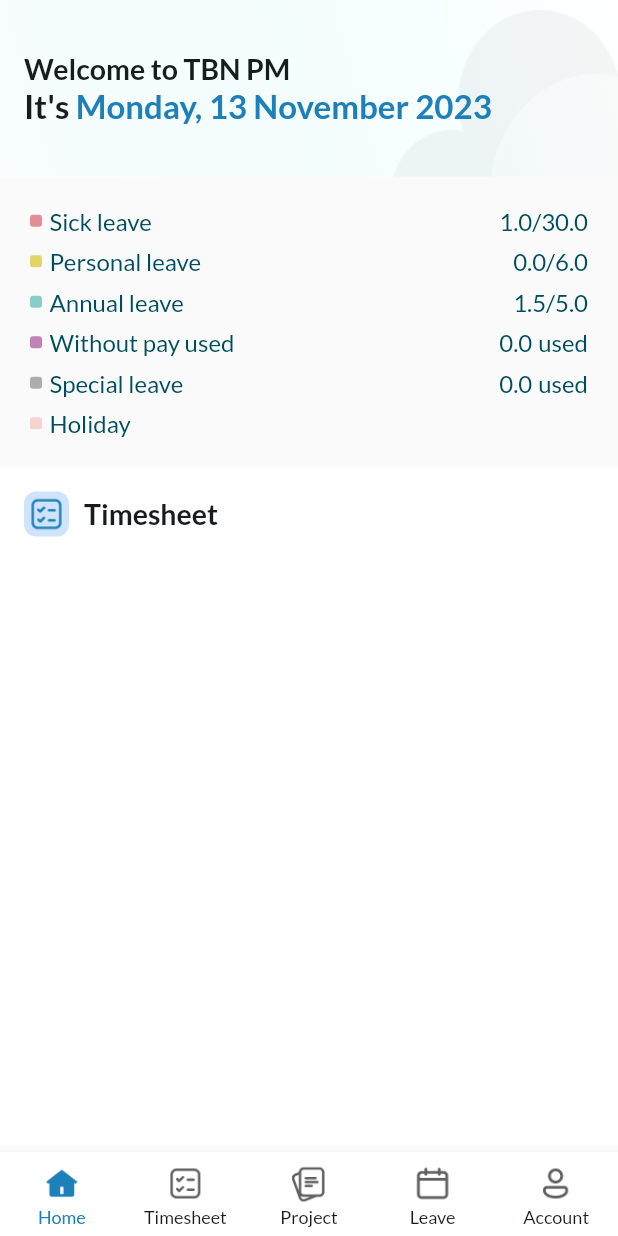
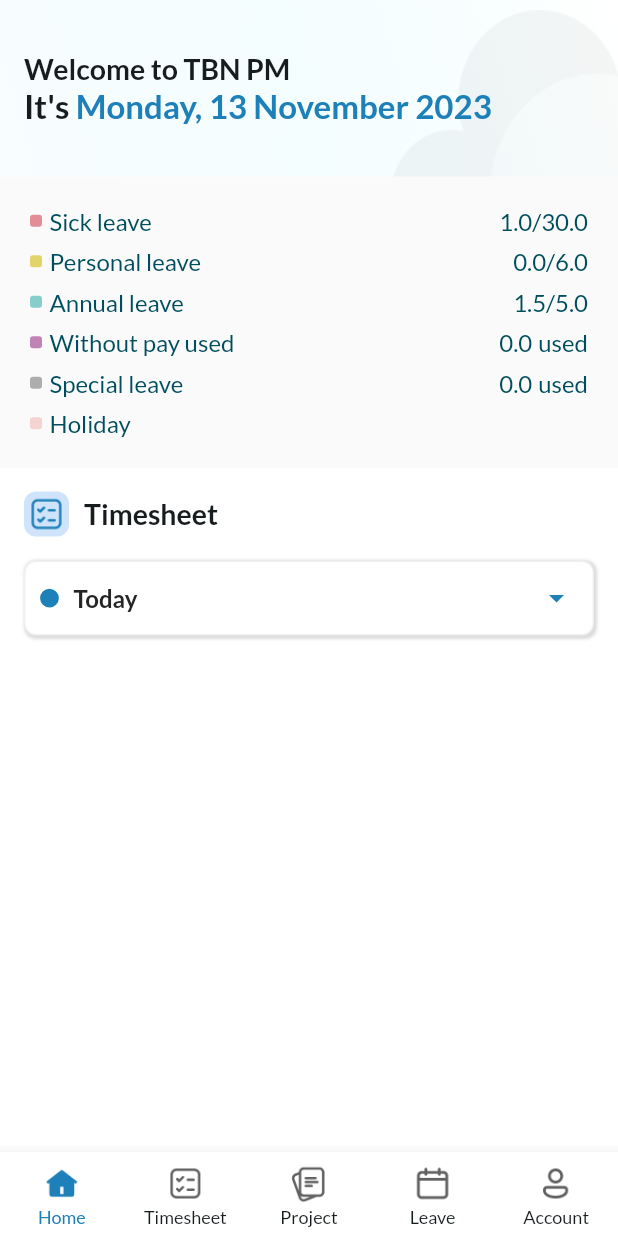
Before and after one commit to vlerbron/timesheet, a Flutter app: the HomePage screen opened by its route, on a phone screen of 412 x 824 dp. Run offline on Flutter 3.47's test engine with Material 2 defaults, Android fonts, the phone set to English and light mode, and no system bars; our stand-ins replace dartz, dio, equatable, file_picker, flutter_dotenv, flutter_riverpod and 6 more; missing offline and left inert: events_emitter, file_previewer, flutter_flavor; accounts and stored records are empty.

Commit message:
Add today task section in home page.
Add today task section in home page.

```diff
--- a/lib/presentation/pages/home/home_page.dart
+++ b/lib/presentation/pages/home/home_page.dart
@@ -1,6 +1,7 @@
 import 'package:flutter/material.dart';
 import 'package:flutter_riverpod/flutter_riverpod.dart';
 import 'package:timesheet/presentation/utils/const.dart';
+import 'package:timesheet/presentation/widgets/timesheet/today_tasks.dart';
 import 'package:timesheet/provider_container.dart';
 import 'package:timesheet/presentation/widgets/leave/annual_statistic_box.dart';
 import 'package:timesheet/presentation/widgets/common/tabs.dart';
@@ -13,6 +14,7 @@ class HomePage extends ConsumerWidget {
     final ColorScheme colorScheme = Theme.of(context).colorScheme;
     final TextTheme textTheme = Theme.of(context).textTheme;
     final currentLeaveQuota = ref.read(currentLeaveQuotaProvider.provider);
+
     return Scaffold(
       body: SafeArea(
         child: Column(
@@ -111,6 +113,7 @@ class HomePage extends ConsumerWidget {
                 ],
               ),
             ),
+            const TodayTasks(),
           ],
         ),
       ),
--- /dev/null
+++ b/lib/presentation/widgets/timesheet/today_tasks.dart
@@ -0,0 +1,117 @@
+import 'package:flutter/cupertino.dart';
+import 'package:flutter/material.dart';
+import 'package:flutter_riverpod/flutter_riverpod.dart';
+import 'package:timesheet/presentation/utils/const.dart';
+
+class TodayTasks extends ConsumerStatefulWidget {
+  const TodayTasks({super.key});
+
+  @override
+  ConsumerState<TodayTasks> createState() => _TodayTasksState();
+}
+
+class _TodayTasksState extends ConsumerState<TodayTasks> {
+  bool _isShowTasks = false;
+  @override
+  Widget build(BuildContext context) {
+    final ColorScheme colorScheme = Theme.of(context).colorScheme;
+    final TextTheme textTheme = Theme.of(context).textTheme;
+
+    return Container(
+      margin: const EdgeInsets.only(
+          bottom: kWidgetPadding, left: kWidgetPadding, right: kWidgetPadding),
+      decoration: BoxDecoration(
+        border: Border(
+          top: BorderSide(color: colorScheme.secondary),
+          bottom: BorderSide(color: colorScheme.secondary),
+          left: BorderSide(color: colorScheme.secondary),
+          right: BorderSide(color: colorScheme.secondary),
+        ),
+        borderRadius: BorderRadius.circular(kWidgetCircularRadius),
+        color: colorScheme.background,
+        boxShadow: const [
+          BoxShadow(
+            color: Color.fromRGBO(0, 0, 0, 0.14),
+            spreadRadius: 1,
+            blurRadius: 1,
+            offset: Offset(1, 1),
+          ),
+        ],
+      ),
+      child: Column(
+        children: [
+          Padding(
+            padding: const EdgeInsets.only(left: 10),
+            child: Column(
+              crossAxisAlignment: CrossAxisAlignment.start,
+              children: [
+                Row(
+                  children: [
+                    Text(
+                      String.fromCharCode(CupertinoIcons.circle_filled.codePoint),
+                      style: TextStyle(
+                        inherit: false,
+                        color: colorScheme.primary,
+                        fontSize: 14.0,
+                        fontWeight: FontWeight.w700,
+                        fontFamily: CupertinoIcons.circle.fontFamily,
+                        package: CupertinoIcons.circle.fontPackage,
+                      ),
+                    ),
+                    const SizedBox(
+                      width: 10,
+                    ),
+                    Text(
+                      'Today',
+                      style: textTheme.titleMedium
+                          ?.copyWith(color: kColorDarkGreyText),
+                    ),
+                    const Spacer(),
+                    IconButton(
+                      onPressed: () {
+                        setState(() {
+                          _isShowTasks = !_isShowTasks;
+                        });
+                      },
+                      icon: (_isShowTasks)
+                          ? Icon(
+                              Icons.arrow_drop_up,
+                              color: colorScheme.primary,
+                            )
+                          : Icon(
+                              Icons.arrow_drop_down,
+                              color: colorScheme.primary,
+                            ),
+                    ),
+                  ],
+                ),
+              ],
+            ),
+          ),
+          Visibility(
+            visible: _isShowTasks,
+            child: Container(
+              decoration: BoxDecoration(
+                border: Border(top: BorderSide(color: colorScheme.secondary)),
+              ),
+              child: Column(
+                crossAxisAlignment: CrossAxisAlignment.start,
+                children: [
+                  // Padding(
+                  //   padding:
+                  //       const EdgeInsets.only(left: 10, right: 10, bottom: 10),
+                  //   child: ListView.builder(
+                  //     itemCount: taskList.length,
+                  //     shrinkWrap: true,
+                  //     itemBuilder: (ctx, index) => TaskItem(taskList[index]),
+                  //   ),
+                  // ),
+                ],
+              ),
+            ),
+          ),
+        ],
+      ),
+    );
+  }
+}
```
